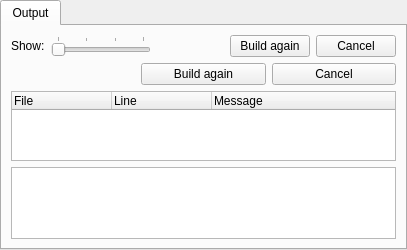
shentok/kate, file addons/katebuild-plugin/build.ui: the form before one commit.
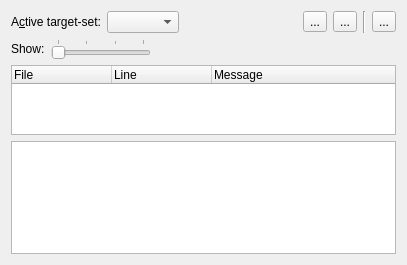
The form after the commit. Icons and pictures are not drawn.

```diff
--- a/addons/katebuild-plugin/build.ui
+++ b/addons/katebuild-plugin/build.ui
@@ -7,26 +7,80 @@
     <x>0</x>
     <y>0</y>
     <width>407</width>
-    <height>178</height>
+    <height>265</height>
    </rect>
   </property>
   <layout class="QVBoxLayout" name="verticalLayout">
-   <property name="spacing">
-    <number>0</number>
-   </property>
-   <property name="margin">
-    <number>0</number>
-   </property>
+   <item>
+    <layout class="QHBoxLayout" name="horizontalLayout_2">
+     <item>
+      <widget class="QLabel" name="targetLabel">
+       <property name="text">
+        <string>A&amp;ctive target-set:</string>
+       </property>
+       <property name="buddy">
+        <cstring>targetCombo</cstring>
+       </property>
+      </widget>
+     </item>
    <item>
-    <widget class="QTabWidget" name="u_tabWidget">
-     <property name="currentIndex">
-      <number>0</number>
-     </property>
-     <widget class="QWidget" name="errs">
-      <attribute name="title">
-       <string>Output</string>
-      </attribute>
-      <layout class="QVBoxLayout" name="verticalLayout_2">
+      <widget class="QComboBox" name="targetCombo"/>
+     </item>
+     <item>
+      <spacer name="horizontalSpacer_2">
+       <property name="orientation">
+        <enum>Qt::Horizontal</enum>
+       </property>
+       <property name="sizeHint" stdset="0">
+        <size>
+         <width>40</width>
+         <height>20</height>
+        </size>
+       </property>
+      </spacer>
+     </item>
+     <item>
+      <widget class="QToolButton" name="buildButton">
+       <property name="text">
+        <string>...</string>
+       </property>
+       <property name="icon">
+        <iconset theme="dialog-ok">
+         <normaloff>.</normaloff>.</iconset>
+       </property>
+      </widget>
+     </item>
+     <item>
+      <widget class="QToolButton" name="cancelBuildButton">
+       <property name="text">
+        <string>...</string>
+       </property>
+       <property name="icon">
+        <iconset theme="edit-delete">
+         <normaloff>.</normaloff>.</iconset>
+       </property>
+      </widget>
+     </item>
+     <item>
+      <widget class="Line" name="line">
+       <property name="orientation">
+        <enum>Qt::Vertical</enum>
+       </property>
+      </widget>
+     </item>
+     <item>
+      <widget class="QToolButton" name="configureButton">
+       <property name="text">
+        <string>...</string>
+       </property>
+       <property name="icon">
+        <iconset theme="configure">
+         <normaloff>.</normaloff>.</iconset>
+       </property>
+      </widget>
+     </item>
+    </layout>
+   </item>
        <item>
         <layout class="QHBoxLayout" name="horizontalLayout">
          <item>
@@ -94,45 +148,6 @@
            </property>
           </widget>
          </item>
-         <item>
-          <widget class="QPushButton" name="buildAgainButton">
-           <property name="text">
-            <string>Build again</string>
-           </property>
-          </widget>
-         </item>
-         <item>
-          <widget class="QPushButton" name="cancelBuildButton">
-           <property name="text">
-            <string>Cancel</string>
-           </property>
-          </widget>
-         </item>
-        </layout>
-       </item>
-       <item>
-        <layout class="QHBoxLayout" name="extraLineLayout">
-         <item>
-          <widget class="QLabel" name="buildStatusLabel2">
-           <property name="text">
-            <string/>
-           </property>
-          </widget>
-         </item>
-         <item>
-          <widget class="QPushButton" name="buildAgainButton2">
-           <property name="text">
-            <string>Build again</string>
-           </property>
-          </widget>
-         </item>
-         <item>
-          <widget class="QPushButton" name="cancelBuildButton2">
-           <property name="text">
-            <string>Cancel</string>
-           </property>
-          </widget>
-         </item>
         </layout>
        </item>
        <item>
@@ -181,10 +196,6 @@
        </item>
       </layout>
      </widget>
-    </widget>
-   </item>
-  </layout>
- </widget>
  <tabstops>
   <tabstop>errTreeWidget</tabstop>
  </tabstops>
```
Left out of the diff: 6 changed lines with no effect on the pictures. Lines whose indentation alone changed are shown as unchanged.
